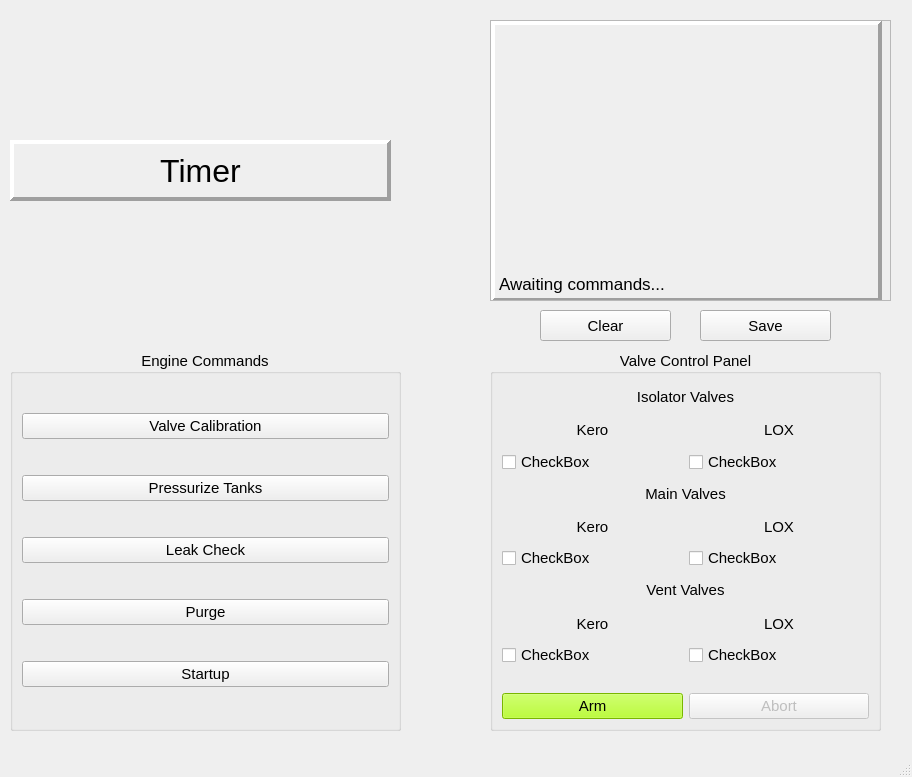
First picture: the form in dev/APRL_GUIv0_2.ui, repository UC-Davis-APRL/APRL_GUI, before the edit.
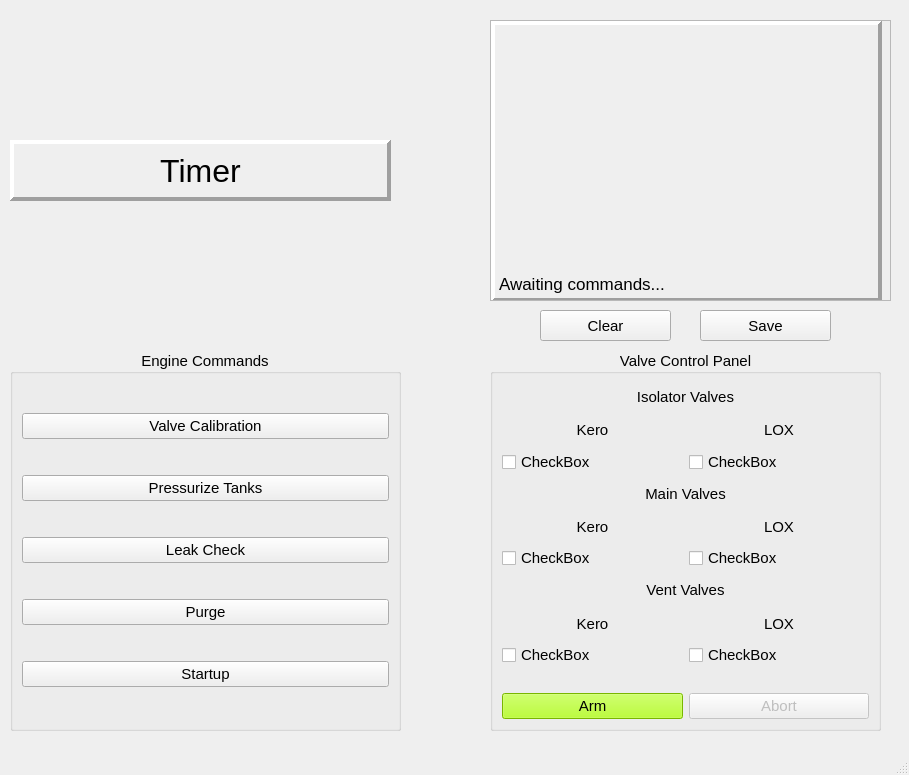
Second picture: the form after the edit. Custom widgets are drawn as their Qt base class.

Patch:
```diff
--- a/dev/APRL_GUIv0_2.ui
+++ b/dev/APRL_GUIv0_2.ui
@@ -9,8 +9,8 @@
    <rect>
     <x>0</x>
     <y>0</y>
-    <width>912</width>
-    <height>777</height>
+    <width>909</width>
+    <height>775</height>
    </rect>
   </property>
   <property name="windowTitle">
```
Left out of the diff: 4 changed lines with no effect on the pictures.
